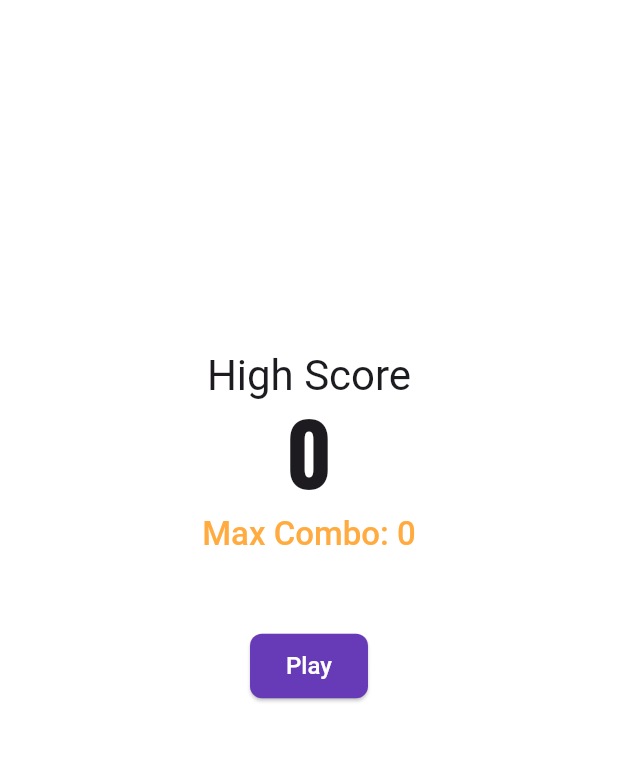
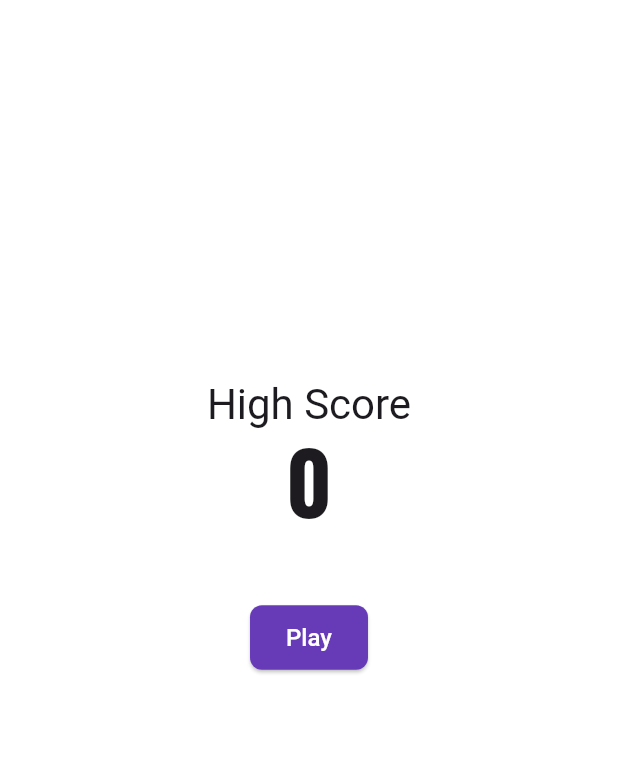
Before and after one commit to hexivine/volt-rush, a Flutter app: the screen it shows after launch, on a phone screen of 412 x 824 dp, the part 84-846 px from its top. Run offline on Flutter 3.47's test engine with Material 3 defaults, Android fonts, the phone set to English and light mode, and no system bars; our stand-ins replace cloud_firestore, firebase_auth, firebase_core, google_fonts, share_plus, shared_preferences; accounts and stored records are empty; network calls fail.

Commit message:
Revert "maxcombo fix"
This reverts commit db6785328241a20a9b25ed41ff931ddea7034412.

```diff
--- a/lib/providers/game_provider.dart
+++ b/lib/providers/game_provider.dart
@@ -17,8 +17,6 @@ class GameProvider with ChangeNotifier {
   // Expose game state
   int get currentScore => _gameLogic.currentScore;
   int get highScore => _gameLogic.highScore;
-  int get maxCombo => _gameLogic.maxCombo;
-  int get currentCombo => _gameLogic.currentCombo;
   double get timeRemaining => _gameLogic.timeRemaining;
   GameState get gameState => _gameLogic.gameState;
   bool get showOnboarding => _gameLogic.showOnboarding;
--- a/lib/screens/home_screen.dart
+++ b/lib/screens/home_screen.dart
@@ -45,13 +45,6 @@ class HomeScreen extends StatelessWidget {
               '${game.highScore}',
               style: Theme.of(context).textTheme.displayLarge,
             ),
-            const SizedBox(height: 10),
-            Text(
-              'Max Combo: ${game.maxCombo}',
-              style: Theme.of(context).textTheme.titleLarge?.copyWith(
-                    color: Colors.orangeAccent,
-                  ),
-            ),
             const SizedBox(height: 50),
             ElevatedButton(
               onPressed: () => game.startGame(),
```
Also changed, not shown: lib/providers/game_logic.dart (+1 -34 lines), lib/screens/game_screen.dart (+0 -8 lines).
